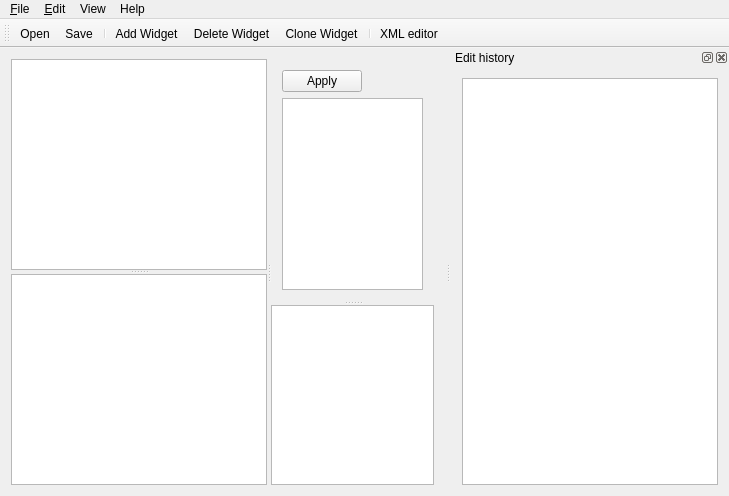
This is src/mainwindow.ui in technic/e2designer as Qt 5 draws it before an edit. The edited form follows.
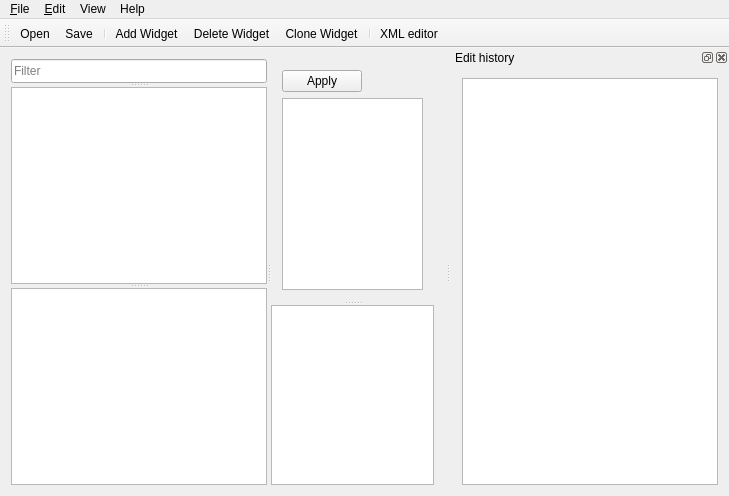
This is the edited form. Icons and pictures are not drawn. Custom widgets are drawn as their Qt base class.

Commit message:
add widget filter (WIP)
todo: fix index mapping

What changed in the file:
```diff
--- a/src/mainwindow.ui
+++ b/src/mainwindow.ui
@@ -33,6 +33,23 @@
        <property name="orientation">
         <enum>Qt::Vertical</enum>
        </property>
+       <widget class="QLineEdit" name="lineEdit">
+        <property name="minimumSize">
+         <size>
+          <width>0</width>
+          <height>24</height>
+         </size>
+        </property>
+        <property name="maximumSize">
+         <size>
+          <width>16777215</width>
+          <height>24</height>
+         </size>
+        </property>
+        <property name="placeholderText">
+         <string>Filter</string>
+        </property>
+       </widget>
        <widget class="QTreeView" name="treeView">
         <property name="sizePolicy">
          <sizepolicy hsizetype="MinimumExpanding" vsizetype="Preferred">
```
The commit also changes 2 other files.
